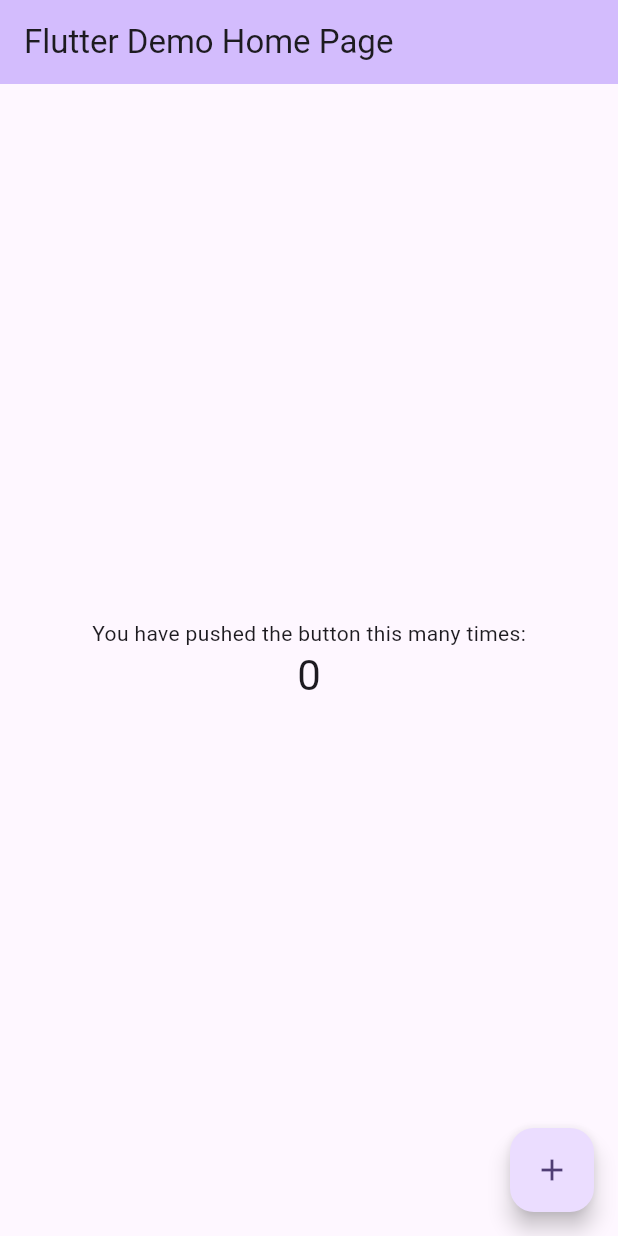
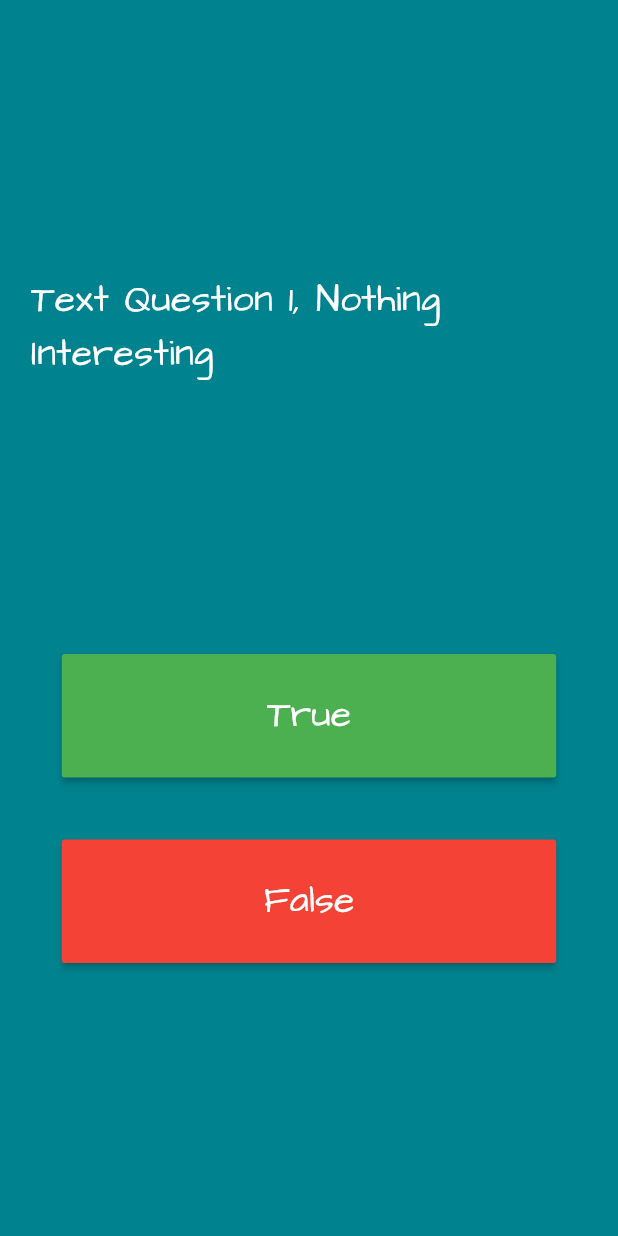
Before and after one commit to Hitesh-Meghwal/frivia_app, a Flutter app: the screen it shows after launch, on a phone screen of 412 x 824 dp. Run offline on Flutter 3.47's test engine with Material 3 defaults, Android fonts, the phone set to English and light mode, and no system bars.

Commit message:
main gamepage UI done

```diff
--- /dev/null
+++ b/lib/Views/game_page.dart
@@ -0,0 +1,79 @@
+import 'package:flutter/material.dart';
+import 'package:flutter/widgets.dart';
+
+class GamePage extends StatelessWidget {
+  GamePage({super.key});
+
+  late double _deviceWidth, _deviceHeight;
+
+  @override
+  Widget build(BuildContext context) {
+    _deviceWidth = MediaQuery.of(context).size.width;
+    _deviceHeight = MediaQuery.of(context).size.height;
+    return SafeArea(
+      child: Scaffold(
+        backgroundColor: Colors.cyan[800],
+        body: _buildUI(),
+      ),
+    );
+  }
+
+  Widget _buildUI() {
+    return Container(
+      padding: EdgeInsets.symmetric(horizontal: _deviceWidth * 0.05),
+      child: _gameUI(),
+    );
+  }
+
+  Widget _gameUI() {
+    return Column(
+      mainAxisAlignment: MainAxisAlignment.spaceEvenly,
+      mainAxisSize: MainAxisSize.max,
+      crossAxisAlignment: CrossAxisAlignment.center,
+      children: [
+        _questionText(),
+        Column(
+          children: [
+            _truebutton(),
+            SizedBox(
+              height: _deviceHeight * 0.05,
+            ),
+            _falsebutton(),
+          ],
+        )
+        ],
+    );
+  }
+
+  Widget _questionText() {
+    return const Text("Text Question 1, Nothing Interesting",
+        style: TextStyle(
+            color: Colors.white, fontSize: 25, fontWeight: FontWeight.w400));
+  }
+
+  Widget _truebutton() {
+    return MaterialButton(
+      onPressed: () {},
+      color: Colors.green,
+      minWidth: _deviceWidth * 0.80,
+      height: _deviceHeight * 0.10,
+      child: const Text(
+        "True",
+        style: TextStyle(color: Colors.white, fontSize: 25),
+      ),
+    );
+  }
+
+    Widget _falsebutton() {
+    return MaterialButton(
+      onPressed: () {},
+      color: Colors.red,
+      minWidth: _deviceWidth * 0.80,
+      height: _deviceHeight * 0.10,
+      child: const Text(
+        "False",
+        style: TextStyle(color: Colors.white, fontSize: 25),
+      ),
+    );
+  }
+}
--- a/lib/main.dart
+++ b/lib/main.dart
@@ -1,4 +1,5 @@
 import 'package:flutter/material.dart';
+import 'package:frivia_app/Views/game_page.dart';
 
 void main() {
   runApp(const MyApp());
@@ -7,119 +8,17 @@
 class MyApp extends StatelessWidget {
   const MyApp({super.key});
 
-  // This widget is the root of your application.
   @override
   Widget build(BuildContext context) {
     return MaterialApp(
-      title: 'Flutter Demo',
+      title: 'Frivia',
+      debugShowCheckedModeBanner: false,
       theme: ThemeData(
-        // This is the theme of your application.
-        //
-        // TRY THIS: Try running your application with "flutter run". You'll see
-        // the application has a purple toolbar. Then, without quitting the app,
-        // try changing the seedColor in the colorScheme below to Colors.green
-        // and then invoke "hot reload" (save your changes or press the "hot
-        // reload" button in a Flutter-supported IDE, or press "r" if you used
-        // the command line to start the app).
-        //
-        // Notice that the counter didn't reset back to zero; the application
-        // state is not lost during the reload. To reset the state, use hot
-        // restart instead.
-        //
-        // This works for code too, not just values: Most code changes can be
-        // tested with just a hot reload.
+        fontFamily: 'ArchitectsDaughter',
         colorScheme: ColorScheme.fromSeed(seedColor: Colors.deepPurple),
         useMaterial3: true,
       ),
-      home: const MyHomePage(title: 'Flutter Demo Home Page'),
+      home: GamePage()
     );
   }
 }
-
-class MyHomePage extends StatefulWidget {
-  const MyHomePage({super.key, required this.title});
-
-  // This widget is the home page of your application. It is stateful, meaning
-  // that it has a State object (defined below) that contains fields that affect
-  // how it looks.
-
-  // This class is the configuration for the state. It holds the values (in this
-  // case the title) provided by the parent (in this case the App widget) and
-  // used by the build method of the State. Fields in a Widget subclass are
-  // always marked "final".
-
-  final String title;
-
-  @override
-  State<MyHomePage> createState() => _MyHomePageState();
-}
-
-class _MyHomePageState extends State<MyHomePage> {
-  int _counter = 0;
-
-  void _incrementCounter() {
-    setState(() {
-      // This call to setState tells the Flutter framework that something has
-      // changed in this State, which causes it to rerun the build method below
-      // so that the display can reflect the updated values. If we changed
-      // _counter without calling setState(), then the build method would not be
-      // called again, and so nothing would appear to happen.
-      _counter++;
-    });
-  }
-
-  @override
-  Widget build(BuildContext context) {
-    // This method is rerun every time setState is called, for instance as done
-    // by the _incrementCounter method above.
-    //
-    // The Flutter framework has been optimized to make rerunning build methods
-    // fast, so that you can just rebuild anything that needs updating rather
-    // than having to individually change instances of widgets.
-    return Scaffold(
-      appBar: AppBar(
-        // TRY THIS: Try changing the color here to a specific color (to
-        // Colors.amber, perhaps?) and trigger a hot reload to see the AppBar
-        // change color while the other colors stay the same.
-        backgroundColor: Theme.of(context).colorScheme.inversePrimary,
-        // Here we take the value from the MyHomePage object that was created by
-        // the App.build method, and use it to set our appbar title.
-        title: Text(widget.title),
-      ),
-      body: Center(
-        // Center is a layout widget. It takes a single child and positions it
-        // in the middle of the parent.
-        child: Column(
-          // Column is also a layout widget. It takes a list of children and
-          // arranges them vertically. By default, it sizes itself to fit its
-          // children horizontally, and tries to be as tall as its parent.
-          //
-          // Column has various properties to control how it sizes itself and
-          // how it positions its children. Here we use mainAxisAlignment to
-          // center the children vertically; the main axis here is the vertical
-          // axis because Columns are vertical (the cross axis would be
-          // horizontal).
-          //
-          // TRY THIS: Invoke "debug painting" (choose the "Toggle Debug Paint"
-          // action in the IDE, or press "p" in the console), to see the
-          // wireframe for each widget.
-          mainAxisAlignment: MainAxisAlignment.center,
-          children: <Widget>[
-            const Text(
-              'You have pushed the button this many times:',
-            ),
-            Text(
-              '$_counter',
-              style: Theme.of(context).textTheme.headlineMedium,
-            ),
-          ],
-        ),
-      ),
-      floatingActionButton: FloatingActionButton(
-        onPressed: _incrementCounter,
-        tooltip: 'Increment',
-        child: const Icon(Icons.add),
-      ), // This trailing comma makes auto-formatting nicer for build methods.
-    );
-  }
-}
```
Also changed, not shown: pubspec.yaml (+5 -5 lines), assets/fonts/ArchitectsDaughter-Regular.ttf (added).
